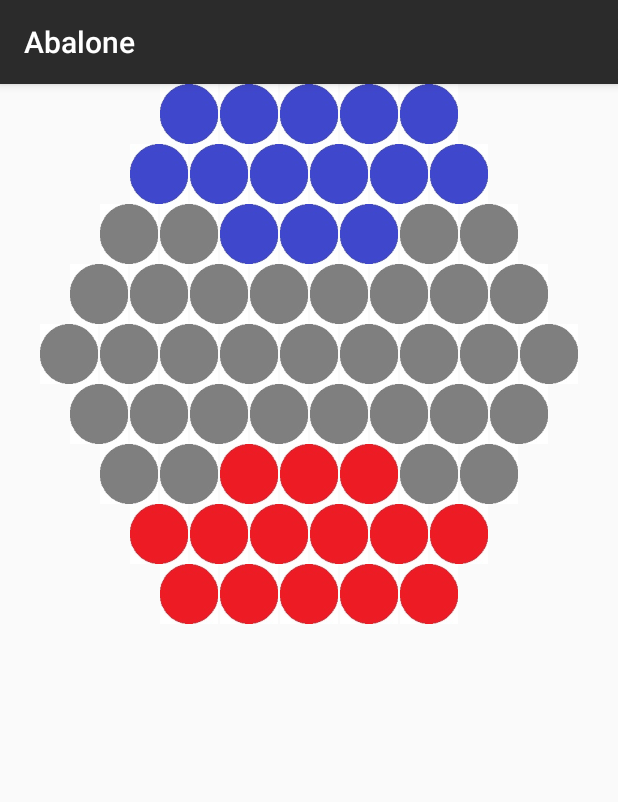
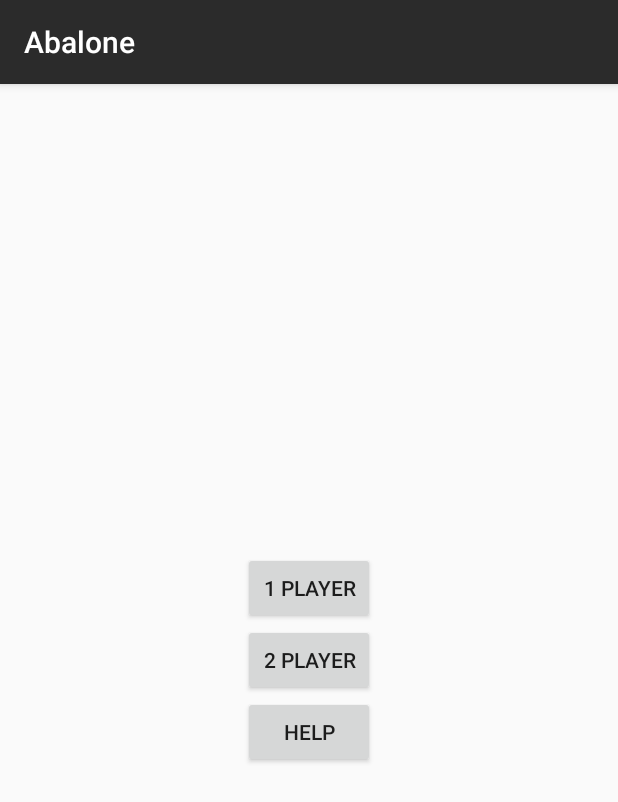
Before and after one commit to JROBOTO/Abalone, an Android app: the screen it shows after launch (SinglePlayerActivity before the commit, MainMenuActivity after it), on a phone screen of 412 x 824 dp. Shown: the top 802 px of the screen. Run offline under Robolectric (Android 15) with nearby library versions, the phone set to English and light mode, and no system bars.

Commit message:
Created main menu

```diff
--- a/app/src/main/AndroidManifest.xml
+++ b/app/src/main/AndroidManifest.xml
@@ -9,13 +9,15 @@
         android:roundIcon="@mipmap/ic_launcher_round"
         android:supportsRtl="true"
         android:theme="@style/AppTheme">
-        <activity android:name=".SinglePlayerActivity">
+        <activity android:name=".GameActivity" />
+        <activity android:name=".MainMenuActivity">
             <intent-filter>
                 <action android:name="android.intent.action.MAIN" />
 
                 <category android:name="android.intent.category.LAUNCHER" />
             </intent-filter>
         </activity>
+        <activity android:name=".HelpActivity"></activity>
     </application>
 
 </manifest>
--- /dev/null
+++ b/app/src/main/java/com/jcroberts/abalone/MainMenuActivity.java
@@ -0,0 +1,44 @@
+package com.jcroberts.abalone;
+
+import android.content.Intent;
+import android.support.v7.app.AppCompatActivity;
+import android.os.Bundle;
+import android.view.View;
+
+public class MainMenuActivity extends AppCompatActivity {
+    private final int ONE_PLAYER = 1;
+    private final int TWO_PLAYERS = 2;
+
+    @Override
+    protected void onCreate(Bundle savedInstanceState) {
+        super.onCreate(savedInstanceState);
+        setContentView(R.layout.activity_main_menu);
+    }
+
+    /**
+     * Activated when one of the start game buttons are pressed. Starts the game activity with
+     * the information of how many players will be playing.
+     * @param v Which button is pressed.
+     */
+    public void playGame(View v){
+        Intent intent = new Intent(this, GameActivity.class);
+
+        if(v.getId() == R.id.twoPlayerOptionButton){
+            intent.putExtra("numberOfPlayers", TWO_PLAYERS);
+        }
+        else{
+            intent.putExtra("numberOfPlayers", ONE_PLAYER);
+        }
+
+        startActivity(intent);
+    }
+
+    /**
+     * Activated when the help button is pressed. Starts the help activity.
+     * @param v Which button is pressed.
+     */
+    public void goToHelp(View v){
+        Intent intent = new Intent(this, HelpActivity.class);
+        startActivity(intent);
+    }
+}
--- a/app/src/main/java/com/jcroberts/abalone/SinglePlayerActivity.java
+++ /dev/null
@@ -1,13 +0,0 @@
-package com.jcroberts.abalone;
-
-import android.support.v7.app.AppCompatActivity;
-import android.os.Bundle;
-
-public class SinglePlayerActivity extends AppCompatActivity {
-
-    @Override
-    protected void onCreate(Bundle savedInstanceState) {
-        super.onCreate(savedInstanceState);
-        setContentView(R.layout.activity_single_player);
-    }
-}
--- a/app/src/main/res/layout/activity_single_player.xml
+++ b/app/src/main/res/layout/activity_game.xml
@@ -3,7 +3,7 @@
     xmlns:tools="http://schemas.android.com/tools"
     android:layout_width="match_parent"
     android:layout_height="match_parent"
-    tools:context="com.jcroberts.abalone.SinglePlayerActivity">
+    tools:context="com.jcroberts.abalone.GameActivity">
 
 
     <LinearLayout
@@ -19,13 +19,13 @@
             <ImageView
                 android:id="@+id/row0Column0"
                 style="@style/GridSpaceImageViewStyle"
-                android:layout_toLeftOf="@id/row0Column1"
+                android:layout_toLeftOf="@+id/row0Column1"
                 android:src="@drawable/player2counter"/>
 
             <ImageView
                 android:id="@+id/row0Column1"
                 style="@style/GridSpaceImageViewStyle"
-                android:layout_toLeftOf="@id/row0Column2"
+                android:layout_toLeftOf="@+id/row0Column2"
                 android:src="@drawable/player2counter" />
 
             <ImageView
@@ -37,13 +37,13 @@
             <ImageView
                 android:id="@+id/row0Column3"
                 style="@style/GridSpaceImageViewStyle"
-                android:layout_toRightOf="@id/row0Column2"
+                android:layout_toRightOf="@+id/row0Column2"
                 android:src="@drawable/player2counter" />
 
             <ImageView
                 android:id="@+id/row0Column4"
                 style="@style/GridSpaceImageViewStyle"
-                android:layout_toRightOf="@id/row0Column3"
+                android:layout_toRightOf="@+id/row0Column3"
                 android:src="@drawable/player2counter"/>
 
         </RelativeLayout>
@@ -57,13 +57,13 @@
                 android:id="@+id/row1Column0"
                 style="@style/GridSpaceImageViewStyle"
                 android:src="@drawable/player2counter"
-                android:layout_toLeftOf="@id/row1Column1"/>
+                android:layout_toLeftOf="@+id/row1Column1"/>
 
             <ImageView
                 android:id="@+id/row1Column1"
                 style="@style/GridSpaceImageViewStyle"
                 android:src="@drawable/player2counter"
-                android:layout_toLeftOf="@id/row1CentrePairing"/>
+                android:layout_toLeftOf="@+id/row1CentrePairing"/>
 
             <LinearLayout
                 android:id="@+id/row1CentrePairing"
@@ -88,13 +88,13 @@
                 android:id="@+id/row1Column4"
                 style="@style/GridSpaceImageViewStyle"
                 android:src="@drawable/player2counter"
-                android:layout_toRightOf="@id/row1CentrePairing"/>
+                android:layout_toRightOf="@+id/row1CentrePairing"/>
 
             <ImageView
                 android:id="@+id/row1Column5"
                 style="@style/GridSpaceImageViewStyle"
                 android:src="@drawable/player2counter"
-                android:layout_toRightOf="@id/row1Column4"/>
+                android:layout_toRightOf="@+id/row1Column4"/>
 
         </RelativeLayout>
 
@@ -107,19 +107,19 @@
                 android:id="@+id/row2Column0"
                 style="@style/GridSpaceImageViewStyle"
                 android:src="@drawable/neutralcounter"
-                android:layout_toLeftOf="@id/row2Column1"/>
+                android:layout_toLeftOf="@+id/row2Column1"/>
 
             <ImageView
                 android:id="@+id/row2Column1"
                 style="@style/GridSpaceImageViewStyle"
                 android:src="@drawable/neutralcounter"
-                android:layout_toLeftOf="@id/row2Column2"/>
+                android:layout_toLeftOf="@+id/row2Column2"/>
 
             <ImageView
                 android:id="@+id/row2Column2"
                 style="@style/GridSpaceImageViewStyle"
                 android:src="@drawable/player2counter"
-                android:layout_toLeftOf="@id/row2Column3"/>
+                android:layout_toLeftOf="@+id/row2Column3"/>
 
             <ImageView
                 android:id="@+id/row2Column3"
@@ -131,19 +131,19 @@
                 android:id="@+id/row2Column4"
                 style="@style/GridSpaceImageViewStyle"
                 android:src="@drawable/player2counter"
-                android:layout_toRightOf="@id/row2Column3"/>
+                android:layout_toRightOf="@+id/row2Column3"/>
 
             <ImageView
                 android:id="@+id/row2Column5"
                 style="@style/GridSpaceImageViewStyle"
                 android:src="@drawable/neutralcounter"
-                android:layout_toRightOf="@id/row2Column4"/>
+                android:layout_toRightOf="@+id/row2Column4"/>
 
             <ImageView
                 android:id="@+id/row2Column6"
                 style="@style/GridSpaceImageViewStyle"
                 android:src="@drawable/neutralcounter"
-                android:layout_toRightOf="@id/row2Column5"/>
+                android:layout_toRightOf="@+id/row2Column5"/>
 
         </RelativeLayout>
 
@@ -156,19 +156,19 @@
                 android:id="@+id/row3Column0"
                 style="@style/GridSpaceImageViewStyle"
                 android:src="@drawable/neutralcounter"
-                android:layout_toLeftOf="@id/row3Column1"/>
+                android:layout_toLeftOf="@+id/row3Column1"/>
 
             <ImageView
                 android:id="@+id/row3Column1"
                 style="@style/GridSpaceImageViewStyle"
                 android:src="@drawable/neutralcounter"
-                android:layout_toLeftOf="@id/row3Column2"/>
+                android:layout_toLeftOf="@+id/row3Column2"/>
 
             <ImageView
                 android:id="@+id/row3Column2"
                 style="@style/GridSpaceImageViewStyle"
                 android:src="@drawable/neutralcounter"
-                android:layout_toLeftOf="@id/row3CentrePairing"/>
+                android:layout_toLeftOf="@+id/row3CentrePairing"/>
 
 
 
@@ -226,19 +226,19 @@
                 android:id="@+id/row4Column1"
                 style="@style/GridSpaceImageViewStyle"
                 android:src="@drawable/neutralcounter"
-                android:layout_toLeftOf="@id/row4Column2"/>
+                android:layout_toLeftOf="@+id/row4Column2"/>
 
             <ImageView
                 android:id="@+id/row4Column2"
                 style="@style/GridSpaceImageViewStyle"
                 android:src="@drawable/neutralcounter"
-                android:layout_toLeftOf="@id/row4Column3" />
+                android:layout_toLeftOf="@+id/row4Column3" />
 
             <ImageView
                 android:id="@+id/row4Column3"
                 style="@style/GridSpaceImageViewStyle"
                 android:src="@drawable/neutralcounter"
-                android:layout_toLeftOf="@id/row4Column4"/>
+                android:layout_toLeftOf="@+id/row4Column4"/>
 
             <ImageView
                 android:id="@+id/row4Column4"
@@ -250,25 +250,25 @@
                 android:id="@+id/row4Column5"
                 style="@style/GridSpaceImageViewStyle"
                 android:src="@drawable/neutralcounter"
-                android:layout_toRightOf="@id/row4Column4"/>
+                android:layout_toRightOf="@+id/row4Column4"/>
 
             <ImageView
                 android:id="@+id/row4Column6"
                 style="@style/GridSpaceImageViewStyle"
                 android:src="@drawable/neutralcounter"
-                android:layout_toRightOf="@id/row4Column5"/>
+                android:layout_toRightOf="@+id/row4Column5"/>
 
             <ImageView
                 android:id="@+id/row4Column7"
                 style="@style/GridSpaceImageViewStyle"
                 android:src="@drawable/neutralcounter"
-                android:layout_toRightOf="@id/row4Column6"/>
+                android:layout_toRightOf="@+id/row4Column6"/>
 
             <ImageView
                 android:id="@+id/row4Column8"
                 style="@style/GridSpaceImageViewStyle"
                 android:src="@drawable/neutralcounter"
-                android:layout_toRightOf="@id/row4Column7"/>
+                android:layout_toRightOf="@+id/row4Column7"/>
 
         </RelativeLayout>
 
@@ -393,13 +393,13 @@
                 android:id="@+id/row7Column0"
                 style="@style/GridSpaceImageViewStyle"
                 android:src="@drawable/player1counter"
-                android:layout_toLeftOf="@id/row7Column1"/>
+                android:layout_toLeftOf="@+id/row7Column1"/>
 
             <ImageView
                 android:id="@+id/row7Column1"
                 style="@style/GridSpaceImageViewStyle"
                 android:src="@drawable/player1counter"
-                android:layout_toLeftOf="@id/row7CentrePairing"/>
+                android:layout_toLeftOf="@+id/row7CentrePairing"/>
 
             <LinearLayout
                 android:id="@+id/row7CentrePairing"
@@ -424,13 +424,13 @@
                 android:id="@+id/row7Column4"
                 style="@style/GridSpaceImageViewStyle"
                 android:src="@drawable/player1counter"
-                android:layout_toRightOf="@id/row7CentrePairing"/>
+                android:layout_toRightOf="@+id/row7CentrePairing"/>
 
             <ImageView
                 android:id="@+id/row7Column5"
                 style="@style/GridSpaceImageViewStyle"
                 android:src="@drawable/player1counter"
-                android:layout_toRightOf="@id/row7Column4" />
+                android:layout_toRightOf="@+id/row7Column4" />
 
         </RelativeLayout>
 
@@ -442,13 +442,13 @@
             <ImageView
                 android:id="@+id/row8Column0"
                 style="@style/GridSpaceImageViewStyle"
-                android:layout_toLeftOf="@id/row8Column1"
+                android:layout_toLeftOf="@+id/row8Column1"
                 android:src="@drawable/player1counter" />
 
             <ImageView
                 android:id="@+id/row8Column1"
                 style="@style/GridSpaceImageViewStyle"
-                android:layout_toLeftOf="@id/row8Column2"
+                android:layout_toLeftOf="@+id/row8Column2"
                 android:src="@drawable/player1counter" />
 
             <ImageView
@@ -460,14 +460,15 @@
             <ImageView
                 android:id="@+id/row8Column3"
                 style="@style/GridSpaceImageViewStyle"
-                android:layout_toRightOf="@id/row8Column2"
+                android:layout_toRightOf="@+id/row8Column2"
                 android:src="@drawable/player1counter" />
 
             <ImageView
                 android:id="@+id/row8Column4"
                 style="@style/GridSpaceImageViewStyle"
-                android:layout_toRightOf="@id/row8Column3"
-                android:src="@drawable/player1counter" />
+                android:layout_toRightOf="@+id/row8Column3"
+                android:src="@drawable/player1counter"
+                />
 
         </RelativeLayout>
     </LinearLayout>
--- /dev/null
+++ b/app/src/main/res/layout/activity_main_menu.xml
@@ -0,0 +1,29 @@
+<?xml version="1.0" encoding="utf-8"?>
+<RelativeLayout xmlns:android="http://schemas.android.com/apk/res/android"
+    xmlns:tools="http://schemas.android.com/tools"
+    android:layout_width="match_parent"
+    android:layout_height="match_parent"
+    tools:context="com.jcroberts.abalone.MainMenuActivity">
+
+    <Button
+        android:id="@+id/onePlayerOptionButton"
+        style="@style/MainMenuOptionsStyle"
+        android:layout_above="@+id/twoPlayerOptionButton"
+        android:layout_centerHorizontal="true"
+        android:onClick="playGame"
+        android:text="1 Player" />
+
+    <Button
+        android:id="@+id/helpOptionButton"
+        style="@style/MainMenuOptionsStyle"
+        android:text="Help"
+        android:onClick="goToHelp"
+        android:layout_below="@+id/twoPlayerOptionButton"/>
+
+    <Button
+        android:id="@+id/twoPlayerOptionButton"
+        style="@style/MainMenuOptionsStyle"
+        android:layout_centerVertical="true"
+        android:onClick="playGame"
+        android:text="2 Player" />
+</RelativeLayout>
--- a/app/src/main/res/values/styles.xml
+++ b/app/src/main/res/values/styles.xml
@@ -17,4 +17,12 @@
         <item name="android:contentDescription">@string/gridSpaceDescription</item>
     </style>
 
+    <style name="MainMenuOptionsStyle">
+        <!-- Default style for the buttons on the main menu -->
+        <item name="android:layout_width">wrap_content</item>
+        <item name="android:layout_height">wrap_content</item>
+        <item name="android:layout_centerHorizontal">true</item>
+        <item name="android:paddingTop">10dp</item>
+    </style>
+
 </resources>
```
Also changed, not shown: app/src/main/java/com/jcroberts/abalone/GameActivity.java (added, +139 -0 lines), app/src/main/java/com/jcroberts/abalone/HelpActivity.java (added, +20 -0 lines), app/src/main/res/layout/activity_help.xml (added, +42 -0 lines), app/src/main/res/mipmap-hdpi/Player1Counter.jpg (deleted), app/src/main/res/mipmap-mdpi/Player1Counter.jpg (deleted), app/src/main/res/mipmap-xhdpi/Player1Counter.jpg (deleted), app/src/main/res/mipmap-xxhdpi/Player1Counter.jpg (deleted), app/src/main/res/mipmap-xxxhdpi/Player1Counter.jpg (deleted).
